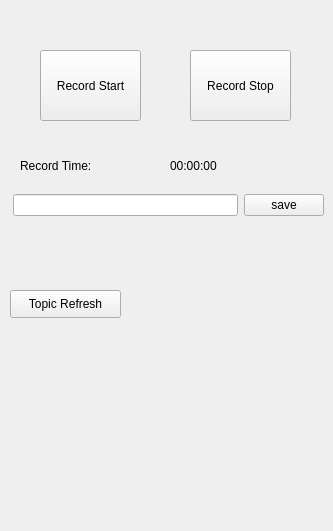
The window that src/autoware_rosbag_plugin.ui (ChenxiTU/autoware_rosbag_plugin) describes before a commit, drawn with Qt 5.
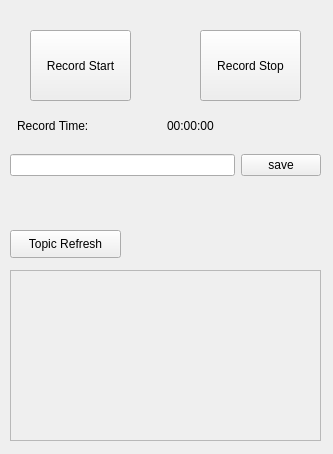
The same window after the commit.

Commit message: add annotation&scroll bar

What changed in the file:
```diff
--- a/src/autoware_rosbag_plugin.ui
+++ b/src/autoware_rosbag_plugin.ui
@@ -7,7 +7,7 @@
     <x>0</x>
     <y>0</y>
     <width>333</width>
-    <height>531</height>
+    <height>454</height>
    </rect>
   </property>
   <property name="windowTitle">
@@ -16,8 +16,8 @@
   <widget class="QPushButton" name="button_record_start">
    <property name="geometry">
     <rect>
-     <x>40</x>
-     <y>50</y>
+     <x>30</x>
+     <y>30</y>
      <width>101</width>
      <height>71</height>
     </rect>
@@ -29,8 +29,8 @@
   <widget class="QPushButton" name="button_record_stop">
    <property name="geometry">
     <rect>
-     <x>190</x>
-     <y>50</y>
+     <x>200</x>
+     <y>30</y>
      <width>101</width>
      <height>71</height>
     </rect>
@@ -42,8 +42,8 @@
   <widget class="QLabel" name="label_text_recTime">
    <property name="geometry">
     <rect>
-     <x>20</x>
-     <y>150</y>
+     <x>17</x>
+     <y>110</y>
      <width>111</width>
      <height>31</height>
     </rect>
@@ -58,8 +58,8 @@
    </property>
    <property name="geometry">
     <rect>
-     <x>170</x>
-     <y>150</y>
+     <x>167</x>
+     <y>110</y>
      <width>111</width>
      <height>31</height>
     </rect>
@@ -71,8 +71,8 @@
   <widget class="QWidget" name="layoutWidget">
    <property name="geometry">
     <rect>
-     <x>13</x>
-     <y>190</y>
+     <x>10</x>
+     <y>150</y>
      <width>311</width>
      <height>30</height>
     </rect>
@@ -94,7 +94,7 @@
    <property name="geometry">
     <rect>
      <x>10</x>
-     <y>290</y>
+     <y>230</y>
      <width>111</width>
      <height>28</height>
     </rect>
@@ -103,15 +103,28 @@
     <string>Topic Refresh</string>
    </property>
   </widget>
-  <widget class="QWidget" name="widget_topic" native="true">
+  <widget class="QScrollArea" name="scrollArea">
    <property name="geometry">
     <rect>
      <x>10</x>
-     <y>330</y>
+     <y>270</y>
      <width>311</width>
-     <height>191</height>
+     <height>171</height>
     </rect>
    </property>
+   <property name="widgetResizable">
+    <bool>true</bool>
+   </property>
+   <widget class="QWidget" name="scrollAreaWidgetContents">
+    <property name="geometry">
+     <rect>
+      <x>0</x>
+      <y>0</y>
+      <width>309</width>
+      <height>169</height>
+     </rect>
+    </property>
+   </widget>
   </widget>
  </widget>
  <resources/>
```
The commit also changes 5 other files.
